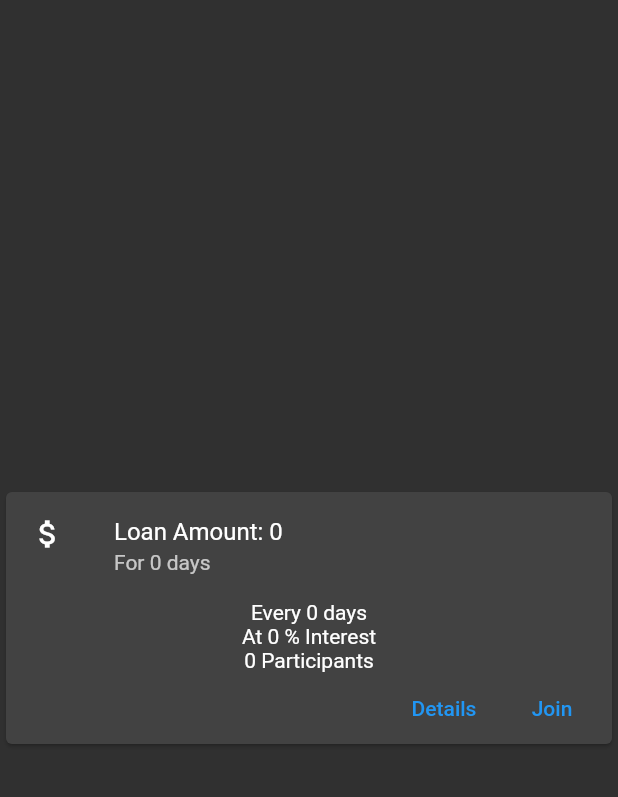
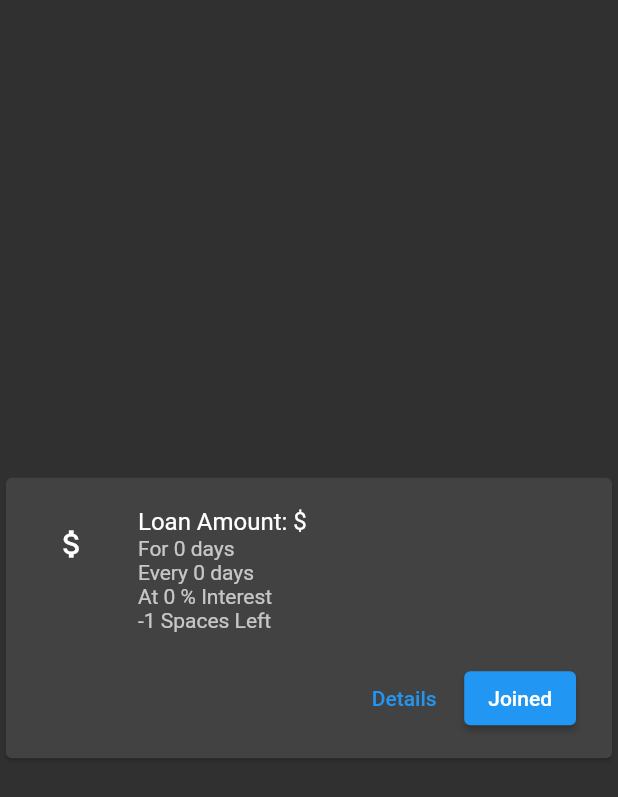
Before and after one commit to saraspaudel/Dhukuti, a Flutter app: the LoanPoolCard widget shown alone on an empty page, opened directly with empty values, after a tap on "Join", on a phone screen of 412 x 824 dp. Shown: the top 797 px of the screen. Run offline on Flutter 3.47's test engine with Material 2 defaults, Android fonts, the phone set to English and light mode, and no system bars; our stand-ins replace cloud_firestore, firebase_auth, firebase_core; missing offline and left inert: number_display; accounts and stored records are empty.

```diff
--- a/lib/screens/marketplace.dart
+++ b/lib/screens/marketplace.dart
@@ -28,7 +28,7 @@ class _MarketPlaceState extends State<MarketPlace> {
             height: 20,
           ),
           const Text(
-            "Loan Pools:",
+            "Loan Pools",
             style: TextStyle(
               fontSize: 20,
               fontWeight: FontWeight.bold,
--- a/lib/screens/propose_loan.dart
+++ b/lib/screens/propose_loan.dart
@@ -26,13 +26,14 @@ class _ProposeLoanState extends State<ProposeLoan> {
   @override
   Widget build(BuildContext context){
     return Scaffold(
-        body: Column(
+        body: ListView(
           children: <Widget>[
             const SizedBox(
               height: 20,
             ),
             const Text(
               "Propose Loan Here:",
+              textAlign: TextAlign.center,
               style: TextStyle(
                 fontSize: 20,
                 fontWeight: FontWeight.bold,
--- a/lib/screens/registration.dart
+++ b/lib/screens/registration.dart
@@ -60,7 +60,7 @@ class _RegistrationState extends State<Registration> {
                     onPressed: () async {
                       final String retVal = await Auth(auth: widget.auth).createAccount(
                           email: _emailController.text,
-                          password: _passwordController.text
+                          password: _passwordController.text,
                       );
                       if(retVal == "Success"){
                         _emailController.clear();
--- a/lib/widgets/loan_pool_card.dart
+++ b/lib/widgets/loan_pool_card.dart
@@ -2,6 +2,7 @@ import 'package:cloud_firestore/cloud_firestore.dart';
 import 'package:flutter/cupertino.dart';
 import 'package:flutter/material.dart';
 import 'package:dhukuti/models/loanpool.dart';
+import 'package:number_display/number_display.dart';
 
 class LoanPoolCard extends StatefulWidget {
   final LoanPoolModel loanPool;
@@ -16,21 +17,35 @@ class LoanPoolCard extends StatefulWidget {
 }
 
 class _LoanPoolCardState extends State<LoanPoolCard> {
+  String joinText = 'Join';
+  var _firstPressJoinBtn = true;
+  final display = createDisplay(
+    length: 8,
+    decimal: 0,
+  );
+
+  changeText() {
+    setState(() {
+      joinText = 'Joined';
+    });
+  }
+
   @override
   Widget build(BuildContext context) {
     return Center(
-      child: Card(
+        child: Card(
+      child: Padding(
+        padding: EdgeInsets.all(16.0),
         child: Column(
           mainAxisSize: MainAxisSize.min,
           children: <Widget>[
             ListTile(
               leading: Icon(Icons.attach_money_outlined),
-              title: Text('Loan Amount: ${widget.loanPool.loanAmount}'),
-              subtitle: Text('For ${widget.loanPool.loanDurationInDays} days'),
+              title: Text('Loan Amount: \$${display(widget.loanPool.loanAmount)}'),
+              subtitle: Text(
+                  '''For ${widget.loanPool.loanDurationInDays} days\nEvery ${widget.loanPool.loanFrequencyInDays} days\nAt ${widget.loanPool.interestRate} % Interest\n${widget.loanPool.poolParticipantsTotal} Spaces Left
+                             '''),
             ),
-            Text('Every ${widget.loanPool.loanFrequencyInDays} days'),
-            Text('At ${widget.loanPool.interestRate} % Interest'),
-            Text('${widget.loanPool.poolParticipantsTotal} Participants'),
             Row(
               mainAxisAlignment: MainAxisAlignment.end,
               children: <Widget>[
@@ -39,9 +54,15 @@ class _LoanPoolCardState extends State<LoanPoolCard> {
                   onPressed: () {/* ... */},
                 ),
                 const SizedBox(width: 8),
-                TextButton(
-                  child: const Text('Join'),
-                  onPressed: () {/* ... */},
+                ElevatedButton(
+                  child: Text('$joinText'),
+                  onPressed: () {
+                    if (_firstPressJoinBtn) {
+                      _firstPressJoinBtn = false;
+                      changeText();
+                      widget.loanPool.poolParticipantsTotal--;
+                    }
+                  },
                 ),
                 const SizedBox(width: 8),
               ],
@@ -49,6 +70,6 @@ class _LoanPoolCardState extends State<LoanPoolCard> {
           ],
         ),
       ),
-    );
+    ));
   }
 }
--- a/pubspec.yaml
+++ b/pubspec.yaml
@@ -34,6 +34,7 @@ dependencies:
   mockito:
   test:
   http:
+  number_display: # latest version
 
 
   # The following adds the Cupertino Icons font to your application.
```
Also changed, not shown: lib/screens/home.dart (+3 -5 lines), lib/screens/profile.dart (added, +26 -0 lines), pubspec.lock.
